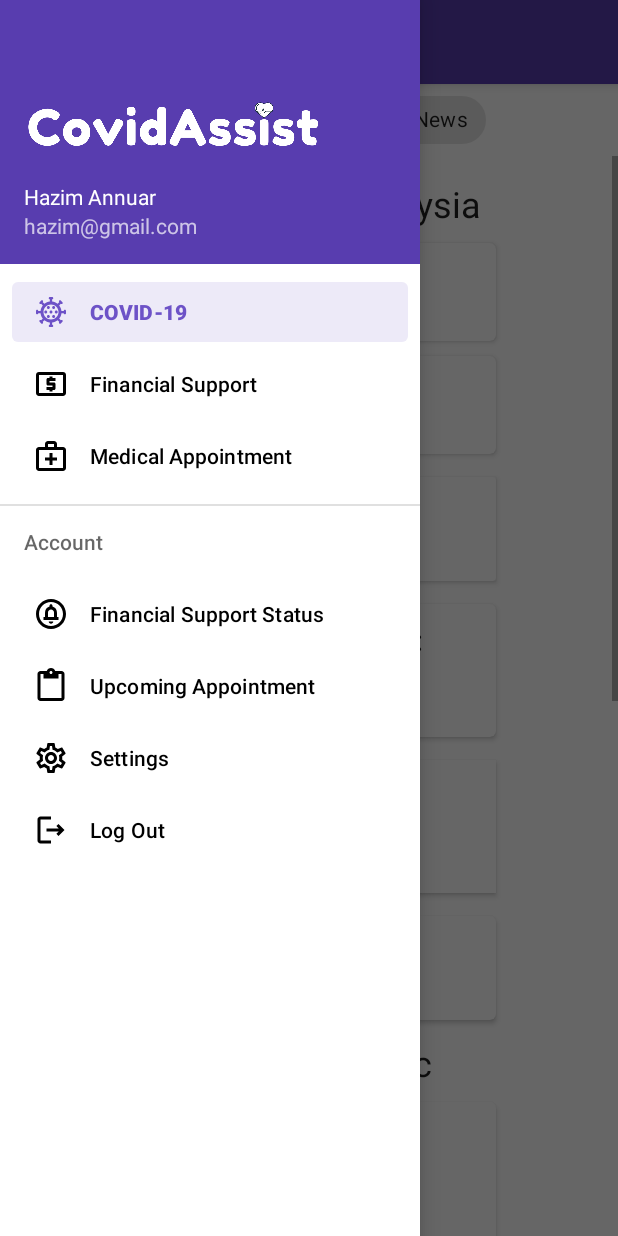
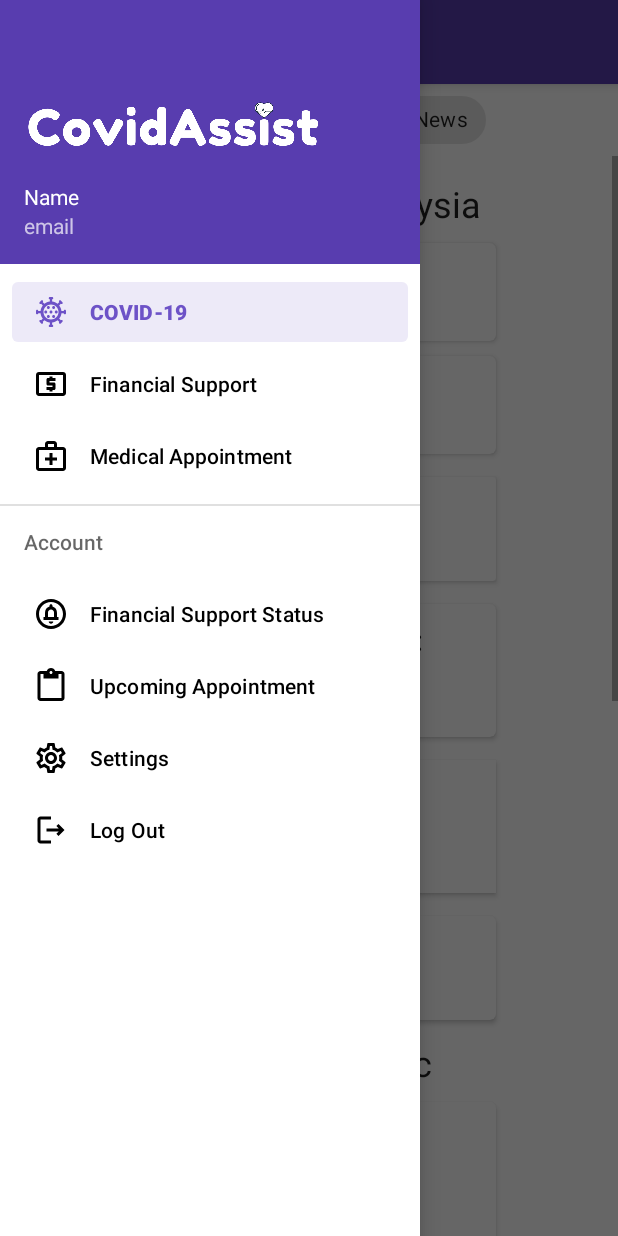
Before and after one commit to a167556/CovidAssist, an Android app: the screen it shows after launch (MainActivity), with the side drawer open, on a phone screen of 412 x 824 dp. Run offline under Robolectric (Android 15) with nearby library versions, the phone set to English and light mode, and no system bars; our stand-ins replace ButterKnife, Firebase (no records; nobody signed in at launch, a user with empty details on screens opened directly), Volley; libraries missing offline, so code that uses them is left out: com.github.mikephil.charting, com.karumi.dexter; network calls fail; 3 statements that could not run were skipped.

```diff
--- a/app/src/main/java/com/example/fyp/AAppointmentStep4.java
+++ b/app/src/main/java/com/example/fyp/AAppointmentStep4.java
@@ -207,7 +207,7 @@ public class AAppointmentStep4 extends Fragment {
                             calendar = Calendar.getInstance();
                             Intent intent = new Intent(getContext(), MainActivity.class);
                             startActivity(intent);
-                            Toast.makeText(getContext(), "Application Success!", Toast.LENGTH_SHORT).show();
+                            Toast.makeText(getContext(), "Application Success !", Toast.LENGTH_SHORT).show();
                         }
                     }
                 });
--- a/app/src/main/java/com/example/fyp/MainActivity.java
+++ b/app/src/main/java/com/example/fyp/MainActivity.java
@@ -11,9 +11,18 @@ import android.Manifest;
 import android.content.Intent;
 import android.os.Bundle;
 import android.view.MenuItem;
+import android.view.View;
+import android.widget.TextView;
 import android.widget.Toast;
 
 import com.google.android.material.navigation.NavigationView;
+import com.google.firebase.auth.FirebaseAuth;
+import com.google.firebase.auth.FirebaseUser;
+import com.google.firebase.database.DataSnapshot;
+import com.google.firebase.database.DatabaseError;
+import com.google.firebase.database.DatabaseReference;
+import com.google.firebase.database.FirebaseDatabase;
+import com.google.firebase.database.ValueEventListener;
 import com.karumi.dexter.Dexter;
 import com.karumi.dexter.MultiplePermissionsReport;
 import com.karumi.dexter.PermissionToken;
@@ -28,11 +37,53 @@ import butterknife.ButterKnife;
 public class MainActivity extends AppCompatActivity implements NavigationView.OnNavigationItemSelectedListener {
     private DrawerLayout drawer;
     NavigationView navigationView;
+    private FirebaseUser user;
+    private DatabaseReference reference;
+    private String userID;
+    TextView txt_name_user, txt_email_user;
 
     @Override
     protected void onCreate(Bundle savedInstanceState) {
         super.onCreate(savedInstanceState);
         setContentView(R.layout.activity_main);
+
+        navigationView = findViewById(R.id.nav_view);
+
+        View header = navigationView.getHeaderView(0);
+        txt_name_user = header.findViewById(R.id.txt_name_user);
+        txt_email_user = header.findViewById(R.id.txt_email_user);
+
+        user = FirebaseAuth.getInstance().getCurrentUser();
+        reference = FirebaseDatabase.getInstance().getReference("Users");
+        userID = user.getUid();
+
+        reference.child(userID).addListenerForSingleValueEvent(new ValueEventListener() {
+            @Override
+            public void onDataChange(@NonNull DataSnapshot snapshot) {
+
+
+                User userProfile = snapshot.getValue(User.class);
+
+                if (userProfile != null){
+                    String fullname = userProfile.name;
+                    String email = userProfile.email;
+
+                    txt_name_user.setText(fullname);
+                    txt_email_user.setText(email);
+
+//                   fullnameTVBK.setText(fullname);
+//                    progressBarSumbangan.setVisibility(View.GONE);
+//                    Toast.makeText(getActivity(), "Full name loaded from profile", Toast.LENGTH_SHORT).show();
+
+                }
+
+            }
+
+            @Override
+            public void onCancelled(@NonNull DatabaseError error) {
+                Toast.makeText(MainActivity.this, "database error", Toast.LENGTH_LONG).show();
+            }
+        });
 
         Dexter.withContext(this).withPermissions(new String[]{
             Manifest.permission.READ_CALENDAR, Manifest.permission.WRITE_CALENDAR
@@ -55,7 +106,7 @@ public class MainActivity extends AppCompatActivity implements NavigationView.On
 
         drawer = findViewById(R.id.drawer_layout);
 
-        navigationView = findViewById(R.id.nav_view);
+
 
         ActionBarDrawerToggle toggle=new ActionBarDrawerToggle(this, drawer, toolbar, R.string.navigation_drawer_open, R.string.navigation_drawer_close);
         drawer.addDrawerListener(toggle);
@@ -82,9 +133,13 @@ public class MainActivity extends AppCompatActivity implements NavigationView.On
                         break;
                     case R.id.nav_share:
                         getSupportFragmentManager().beginTransaction().replace(R.id.fragment_container, new sSumbangan()).commit();
+                        item.setCheckable(true);
+                        item.setChecked(true);
                         break;
                     case R.id.nav_history:
                         getSupportFragmentManager().beginTransaction().replace(R.id.fragment_container, new sAppointment()).commit();
+                        item.setCheckable(true);
+                        item.setChecked(true);
                         break;
                     case R.id.nav_send:
 //                        Toast.makeText(ge, "Send", Toast.LENGTH_SHORT).show();
--- a/app/src/main/res/layout/nav_header.xml
+++ b/app/src/main/res/layout/nav_header.xml
@@ -13,14 +13,16 @@
         android:layout_height="60dp"
         android:src="@drawable/logo" />
     <TextView
+        android:id="@+id/txt_name_user"
         android:layout_width="wrap_content"
         android:layout_height="wrap_content"
         android:paddingTop="8dp"
-        android:text="Hazim Annuar"
+        android:text="Name"
         android:textAppearance="@style/TextAppearance.AppCompat.Body1" />
     <TextView
+        android:id="@+id/txt_email_user"
         android:layout_width="wrap_content"
         android:layout_height="wrap_content"
-        android:text="hazim@gmail.com" />
+        android:text="email" />
 
 </LinearLayout>
--- a/app/src/main/res/menu/drawer_menu.xml
+++ b/app/src/main/res/menu/drawer_menu.xml
@@ -18,6 +18,7 @@
             android:title="Medical Appointment" />
     </group>
 
+    <group android:checkableBehavior="single">
         <item android:title="Account">
             <menu>
                 <item
@@ -39,4 +40,6 @@
             </menu>
         </item>
 
+    </group>
+
 </menu>
```
Also changed, not shown: app/src/main/java/com/example/fyp/AAppointmentMainActivity.java (+53 -0 lines). Lines whose indentation alone changed are shown as unchanged.
